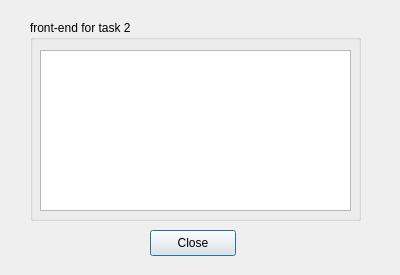
Qt form task2.ui (v01z/qt_2) before a commit.
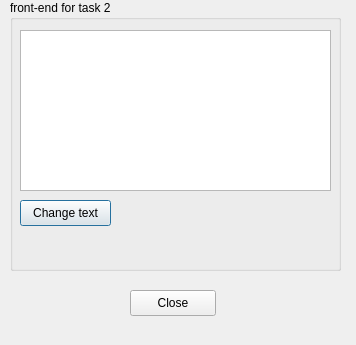
The same form after that commit.

```diff
--- a/task2.ui
+++ b/task2.ui
@@ -6,8 +6,8 @@
    <rect>
     <x>0</x>
     <y>0</y>
-    <width>400</width>
-    <height>275</height>
+    <width>356</width>
+    <height>345</height>
    </rect>
   </property>
   <property name="windowTitle">
@@ -16,10 +16,10 @@
   <widget class="QGroupBox" name="groupBox">
    <property name="geometry">
     <rect>
-     <x>30</x>
-     <y>20</y>
+     <x>10</x>
+     <y>0</y>
      <width>331</width>
-     <height>201</height>
+     <height>271</height>
     </rect>
    </property>
    <property name="title">
@@ -35,12 +35,25 @@
      </rect>
     </property>
    </widget>
+   <widget class="QPushButton" name="btnChangeTxt">
+    <property name="geometry">
+     <rect>
+      <x>10</x>
+      <y>200</y>
+      <width>91</width>
+      <height>26</height>
+     </rect>
+    </property>
+    <property name="text">
+     <string>Change text</string>
+    </property>
+   </widget>
   </widget>
   <widget class="QPushButton" name="btnClose">
    <property name="geometry">
     <rect>
-     <x>150</x>
-     <y>230</y>
+     <x>130</x>
+     <y>290</y>
      <width>86</width>
      <height>26</height>
     </rect>
```
